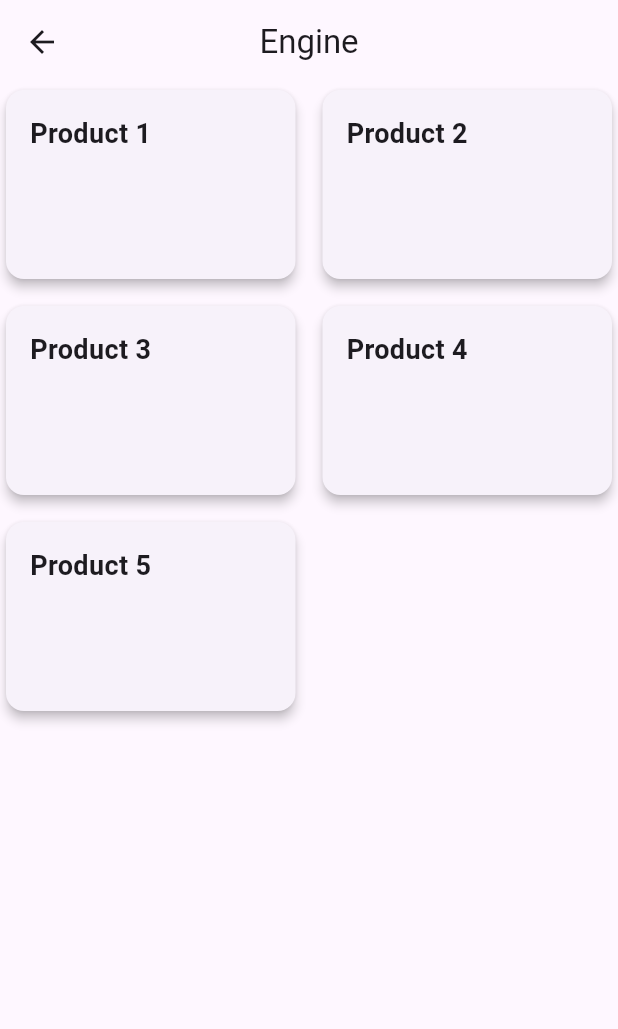
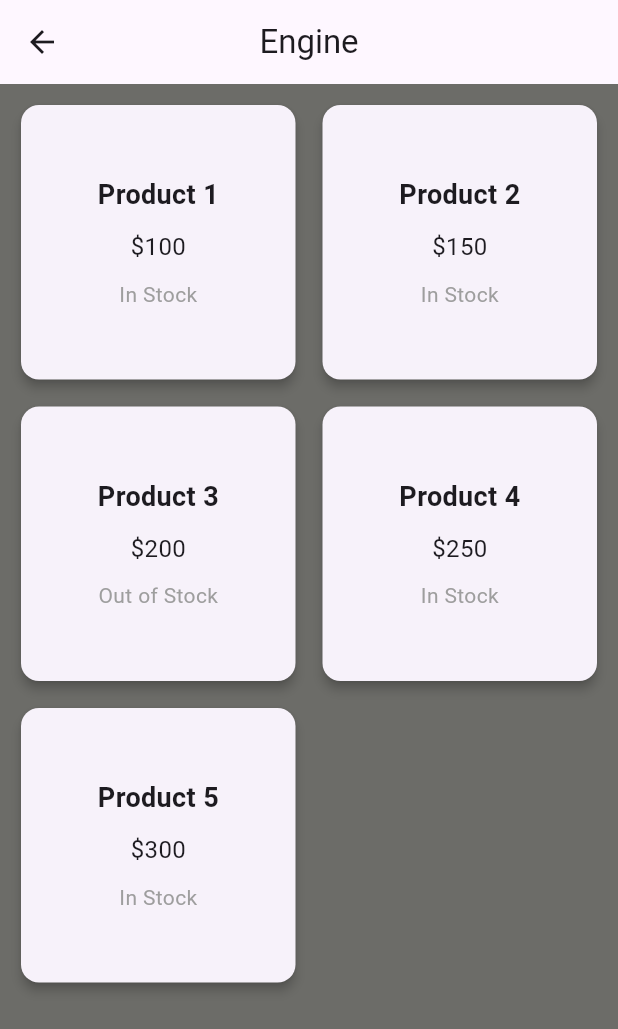
Before and after one commit to Eva-tech1/eccomerce-sample, a Flutter app: the screen it shows after launch, after a tap on "Engine", on a phone screen of 412 x 824 dp. Shown: the top 1029 px of the screen. Run offline on Flutter 3.47's test engine with Material 3 defaults, Android fonts, the phone set to English and light mode, and no system bars; network calls fail.

Commit message:
updated eccomerce

```diff
--- a/lib/main.dart
+++ b/lib/main.dart
@@ -1,63 +1,235 @@
-// Importing the material package which contains the necessary widgets and APIs for building material design apps
+// Importing the necessary Flutter material package
 import 'package:flutter/material.dart';
-// CategoriesScreen widget, represents the categories screen
-class CategoriesScreen extends StatelessWidget {
-  // Category for which the products are displayed
-  final String category;
+import 'package:flutter/widgets.dart';
 
-  // Constructor for CategoriesScreen
-  const CategoriesScreen({Key? key, required this.category}) : super(key: key);
+void main() {
+  // Entry point of the application, runApp function starts the app
+  runApp(const MyApp());
+}
 
-  // The build method required to override for StatelessWidget, it returns the widget hierarchy of the categories screen
+// MyApp class which is the root of the application
+class MyApp extends StatelessWidget {
+  const MyApp({Key? key}) : super(key: key);
+
   @override
   Widget build(BuildContext context) {
-    // Dummy list of products for the selected category
-    List<String> products = [
-      'Product 1',
-      'Product 2',
-      'Product 3',
-      'Product 4',
-      'Product 5',
-    ];
+    // MaterialApp provides the structure for the app
+    return MaterialApp(
+      title: 'Carplug KE', // Title of the application
+      theme: ThemeData(
+        primarySwatch: Colors.blue, // Primary color theme
+        scaffoldBackgroundColor: Color.fromARGB(255, 108, 108, 104), // Background color
+      ),
+      debugShowCheckedModeBanner: false, // Remove debug banner
+      home: const MyHomePage(), // Set the home page
+    );
+  }
+}
 
-    // Scaffold widget, provides a framework for implementing the basic material design visual layout structure of the categories screen
+// MyHomePage class representing the home page of the app
+class MyHomePage extends StatefulWidget {
+  const MyHomePage({Key? key}) : super(key: key);
+
+  @override
+  _MyHomePageState createState() => _MyHomePageState();
+}
+
+class _MyHomePageState extends State<MyHomePage> {
+  final TextEditingController _searchController = TextEditingController(); // Controller for search input
+
+  // List of categories with names and image URLs
+  List<Map<String, String>> categories = [
+      {"name":"Engine", "image": "https://images.unsplash.com/photo-1567093322102-6bdd32fba67d?q=80&w=1887&auto=format&fit=crop&ixlib=rb-4.0.3&ixid=M3wxMjA3fDB8MHxwaG90by1wYWdlfHx8fGVufDB8fHx8fA%3D%3D"},
+       {"name":"Brakes","image": "https://images.unsplash.com/photo-1616788902258-138db56fe7e5?q=80&w=1887&auto=format&fit=crop&ixlib=rb-4.0.3&ixid=M3wxMjA3fDB8MHxwaG90by1wYWdlfHx8fGVufDB8fHx8fA%3D%3D"},
+    {"name":"Suspension","image":"https://images.unsplash.com/photo-1669136048337-5daa3adef7b2?q=80&w=1884&auto=format&fit=crop&ixlib=rb-4.0.3&ixid=M3wxMjA3fDB8MHxwaG90by1wYWdlfHx8fGVufDB8fHx8fA%3D%3D"},
+     {"name":"Exhaust","image": "https://images.unsplash.com/photo-1619255566224-fca5ef4ca1be?q=80&w=1887&auto=format&fit=crop&ixlib=rb-4.0.3&ixid=M3wxMjA3fDB8MHxwaG90by1wYWdlfHx8fGVufDB8fHx8fA%3D%3D"},
+      {"name":"Air Conditioning","image": "https://encrypted-tbn0.gstatic.com/images?q=tbn:ANd9GcTymCbCc8A8zn0-0JwbiZnjb3cRLPpGsTEsxA9w1dWasQ&s"},
+     {"name":"Wheels","image": "https://images.unsplash.com/photo-1611633235555-45e252fe48c8?q=80&w=1887&auto=format&fit=crop&ixlib=rb-4.0.3&ixid=M3wxMjA3fDB8MHxwaG90by1wYWdlfHx8fGVufDB8fHx8fA%3D%3D"},
+      ];
+
+  List<Map<String, String>> displayedCategories = []; // List of categories to display
+
+  @override
+  void initState() {
+    super.initState();
+    displayedCategories = List.from(categories); // Initialize displayed categories
+  }
+
+  @override
+  Widget build(BuildContext context) {
     return Scaffold(
-      // AppBar widget, represents the app bar at the top of the screen
       appBar: AppBar(
-        // Title of the app bar, centered using the Center widget
-        title: Text(category),
-        centerTitle: true,
+        title: const Text('Carplug KE'), // Title of the app bar
+        actions: <Widget>[
+          // Search bar
+          Container(
+            width: 200,
+            child: TextField(
+              controller: _searchController,
+              decoration: const InputDecoration(
+                hintText: 'Search Categories...',
+                border: InputBorder.none,
+                icon: Icon(Icons.search),
+              ),
+              onChanged: _filterCategories, // Filter categories as the user types
+            ),
+          ),
+          IconButton(
+            icon: const Icon(Icons.person), // Profile icon
+            onPressed: () {
+              // Navigate to profile screen
+              Navigator.push(
+                context,
+                MaterialPageRoute(
+                  builder: (context) => const ProfileScreen(),
+                ),
+              );
+            },
+          ),
+          IconButton(
+            icon: const Icon(Icons.shopping_cart), // Cart icon
+            onPressed: () {
+              // Navigate to cart screen
+              Navigator.push(
+                context,
+                MaterialPageRoute(
+                  builder: (context) => const CartScreen(),
+                ),
+              );
+            },
+          ),
+        ],
       ),
-      // GridView.builder widget, builds a grid view with a custom builder
+      // GridView to display categories
       body: GridView.builder(
-        // SliverGridDelegate that defines the grid layout
-        gridDelegate:  const SliverGridDelegateWithFixedCrossAxisCount(
+        padding: const EdgeInsets.all(10.0), // Padding for the grid
+        gridDelegate: const SliverGridDelegateWithFixedCrossAxisCount(
           crossAxisCount: 2, // Number of columns in the grid
           crossAxisSpacing: 10.0, // Spacing between columns
           mainAxisSpacing: 10.0, // Spacing between rows
-          childAspectRatio: 1.5, // Aspect ratio of each tile (width / height)
+          childAspectRatio: 1.0, // Aspect ratio of each tile (width / height)
         ),
-        // Number of items in the grid view
-        itemCount: products.length,
-        // Builder function that returns the widget for each item in the grid view
+        itemCount: displayedCategories.length, // Number of items in the grid
         itemBuilder: (BuildContext context, int index) {
-          // GestureDetector widget, detects gestures on its child and calls onTap callback when tapped
+          // GestureDetector to handle taps on the category tiles
           return GestureDetector(
-            // onTap callback function called when the product tile is tapped
             onTap: () {
-              // Handle product tap by printing the tapped product
-              print('Product tapped: ${products[index]}');
+              // Navigate to category screen with the selected category
+              Navigator.push(
+                context,
+                MaterialPageRoute(
+                  builder: (context) => CategoriesScreen(category: displayedCategories[index]['name']!),
+                ),
+              );
             },
-            // Card widget, represents a material design card containing the product name
             child: Card(
-              elevation: 3.0,
-              // Padding around the product name text within the card
+              elevation: 3.0, // Elevation of the card
+              child: Column(
+                children: [
+                  Expanded(
+                    // Display category image
+                    child: Image.network(
+                      displayedCategories[index]['image']!,
+                      fit: BoxFit.cover,
+                    ),
+                  ),
+                  Padding(
+                    padding: const EdgeInsets.all(8.0), // Padding around the text
+                    child: Text(
+                      displayedCategories[index]['name']!, // Display category name
+                      style: const TextStyle(fontSize: 18.0, fontWeight: FontWeight.bold),
+                    ),
+                  ),
+                ],
+              ),
+            ),
+          );
+        },
+      ),
+    );
+  }
+
+  // Function to filter categories based on search input
+  void _filterCategories(String query) {
+    if (query.isEmpty) {
+      setState(() {
+        displayedCategories = List.from(categories);
+      });
+      return;
+    }
+    final filtered = categories.where((category) {
+      final categoryName = category['name']!.toLowerCase();
+      final searchLower = query.toLowerCase();
+      return categoryName.contains(searchLower);
+    }).toList();
+
+    setState(() {
+      displayedCategories = filtered;
+    });
+  }
+}
+
+// Screen to display the products of a specific category
+class CategoriesScreen extends StatelessWidget {
+  final String category;
+
+  const CategoriesScreen({Key? key, required this.category}) : super(key: key);
+
+  @override
+  Widget build(BuildContext context) {
+    // Dummy list of products with details
+    List<Map<String, String>> products = [
+      {'name': 'Product 1', 'price': '\$100', 'stock': 'In Stock', 'description': 'Description 1'},
+      {'name': 'Product 2', 'price': '\$150', 'stock': 'In Stock', 'description': 'Description 2'},
+      {'name': 'Product 3', 'price': '\$200', 'stock': 'Out of Stock', 'description': 'Description 3'},
+      {'name': 'Product 4', 'price': '\$250', 'stock': 'In Stock', 'description': 'Description 4'},
+      {'name': 'Product 5', 'price': '\$300', 'stock': 'In Stock', 'description': 'Description 5'},
+    ];
+
+    return Scaffold(
+      appBar: AppBar(
+        title: Text(category), // Title of the app bar
+        centerTitle: true, // Center the title
+      ),
+      // GridView to display products
+      body: GridView.builder(
+        padding: const EdgeInsets.all(10.0), // Padding for the grid
+        gridDelegate: const SliverGridDelegateWithFixedCrossAxisCount(
+          crossAxisCount: 2, // Number of columns in the grid
+          crossAxisSpacing: 10.0, // Spacing between columns
+          mainAxisSpacing: 10.0, // Spacing between rows
+          childAspectRatio: 1.0, // Aspect ratio of each tile (width / height)
+        ),
+        itemCount: products.length, // Number of items in the grid
+        itemBuilder: (BuildContext context, int index) {
+          // GestureDetector to handle taps on the product tiles
+          return GestureDetector(
+            onTap: () {
+              // Add the product to the cart
+              _addToCart(context, products[index]);
+            },
+            child: Card(
+              elevation: 3.0, // Elevation of the card
               child: Padding(
-                padding: const EdgeInsets.all(16.0),
-                // Text widget displaying the product name
-                child: Text(
-                  products[index],
-                  style:  const TextStyle(fontSize: 18.0, fontWeight: FontWeight.bold),
+                padding: const EdgeInsets.all(8.0), // Padding around the text
+                child: Column(
+                  mainAxisAlignment: MainAxisAlignment.center, // Center the content
+                  children: [
+                    Text(
+                      products[index]['name']!, // Display product name
+                      style: const TextStyle(fontSize: 18.0, fontWeight: FontWeight.bold),
+                    ),
+                    const SizedBox(height: 10),
+                    Text(
+                      products[index]['price']!, // Display product price
+                      style: const TextStyle(fontSize: 16.0),
+                    ),
+                    const SizedBox(height: 10),
+                    Text(
+                      products[index]['stock']!, // Display product stock status
+                      style: const TextStyle(fontSize: 14.0, color: Colors.grey),
+                    ),
+                  ],
                 ),
               ),
             ),
@@ -66,115 +238,69 @@ class CategoriesScreen extends StatelessWidget {
       ),
     );
   }
+
+  // Function to add the product to the cart
+  void _addToCart(BuildContext context, Map<String, String> product) {
+    // Implement logic to add the product to the cart
+    showDialog(
+      context: context,
+      builder: (BuildContext context) {
+        return AlertDialog(
+          title: Text('Item Added to Cart'), // Alert dialog title
+          content: Text('${product['name']} has been added to your cart.'), // Alert dialog content
+          actions: [
+            TextButton(
+              onPressed: () {
+                Navigator.of(context).pop(); // Close the dialog
+              },
+              child: const Text('OK'), // OK button
+            ),
+          ],
+        );
+      },
+    );
+  }
 }
 
-// MyHomePage class, a StatelessWidget representing the home page of the application
-class MyHomePage extends StatelessWidget {
-  // Title of the home page
-  final String title;
+// Dummy ProfileScreen class to represent the user profile
+class ProfileScreen extends StatelessWidget {
+  const ProfileScreen({Key? key}) : super(key: key);
 
-  // Constructor for MyHomePage
-  const MyHomePage({Key? key, required this.title}) : super(key: key);
-
-  // The build method required to override for StatelessWidget, it returns the widget hierarchy of the home page
   @override
   Widget build(BuildContext context) {
-    // Dummy list of categories
-    List<String> categories = [
-      "Engine",
-      "Transmission",
-       "Brakes",
-     "Suspension",
-      "Exhaust",
-      "Air Conditioning",
-     "Electrical",
-     "Interior",
-
-    ];
-
-    // Scaffold widget, provides a framework for implementing the basic material design visual layout structure of the home page
     return Scaffold(
-      // AppBar widget, represents the app bar at the top of the screen
       appBar: AppBar(
-        // Title of the app bar, centered using the Center widget
-        title: Center(child: Text(title)),
+        title: const Text('Profile'), // Title of the app bar
+        centerTitle: true, // Center the title
       ),
-      // GridView.builder widget, builds a grid view with a custom builder
-      body: GridView.builder(
-        // SliverGridDelegate that defines the grid layout
-        gridDelegate: SliverGridDelegateWithFixedCrossAxisCount(
-          crossAxisCount: 2, // Number of columns in the grid
-          crossAxisSpacing: 10.0, // Spacing between columns
-          mainAxisSpacing: 10.0, // Spacing between rows
-          childAspectRatio: 2.0, // Aspect ratio of each tile (width / height)
-        ),
-        // Number of items in the grid view
-        itemCount: categories.length,
-        // Builder function that returns the widget for each item in the grid view
-        itemBuilder: (BuildContext context, int index) {
-          // GestureDetector widget, detects gestures on its child and calls onTap callback when tapped
-
-
-          return GestureDetector(
-            // onTap callback function called when the category tile is tapped
-            onTap: () {
-              // Handle category tap by printing the tapped category
-              print('Category tapped: ${categories[index]}');
-              // Navigate to categories screen with selected category
-              Navigator.push(
-                context,
-                MaterialPageRoute(
-                  builder: (context) => CategoriesScreen(category: categories[index]),
-                ),
-              );
-            },
-            // Card widget, represents a material design card containing the category name
-            child: Card(
-              elevation: 3.0,
-              // Centering the category name text within the card
-              child: Center(
-                // Text widget displaying the category name
-                child: Text(
-                  categories[index],
-                  style:  const TextStyle(fontSize: 18.0, fontWeight: FontWeight.bold),
-
-                ),
-              ),
-            ),
-          );
-        },
+      body: const Center(
+        child: Text('User Profile Screen'), // Text content of the profile screen
       ),
     );
   }
 }
 
+// Dummy CartScreen class to represent the shopping cart
+class CartScreen extends StatelessWidget {
+  final Color cartColor = Colors.brown;
+  const CartScreen({Key? key}) : super(key: key);
 
-// The main function, entry point of the application
-void main() {
-  // Running the app by passing the instance of MyApp widget
-  runApp(const MyApp());
-}
-
-// MyApp class, a StatelessWidget that represents the root of the application
-class MyApp extends StatelessWidget {
-  // Constructor for MyApp
-  const MyApp({Key? key}) : super(key: key);
-
-  // The build method required to override for StatelessWidget, it returns the root widget of the application
   @override
   Widget build(BuildContext context) {
-    // MaterialApp widget, provides the core functionality of a material design app
-    return MaterialApp(
-      // Title of the application
-      title: 'CarPlug',
-      // Theme data for the application, specifying the primary swatch color
-      theme: ThemeData(
-        primarySwatch: Colors.blue,
+    return Scaffold(
+      appBar: AppBar(
+        title: const Text('Cart'), // Title of the app bar
+        centerTitle: true, // Center the title
       ),
-      // Setting debugShowCheckedModeBanner to false removes the debug banner in the app
-      debugShowCheckedModeBanner: false,
-      // The home page of the application, an instance of MyHomePage widget
-      home: const MyHomePage(title: 'CarPlug Home'),
+      body:  Center(
+        child : Container(
+          color: cartColor,
+          padding: const EdgeInsets.all(20.0),
+          child: Text('Shopping Cart'), // Text content of the shopping cart
+
+        ),
+
+      ),
     );
   }
 }
```
